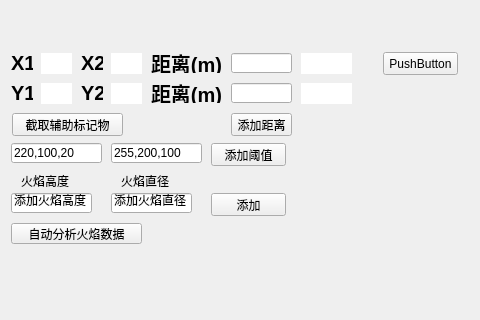
yurunyang1998/FIreAnalysis, file mainUI.ui: the form before one commit; both pictures show x 0 to 480 and y 564 to 884 of the 1106 by 884 pixel window.
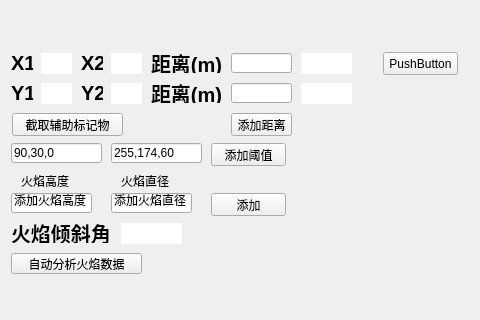
The form after the commit. Custom widgets are drawn as their Qt base class.

```diff
--- a/mainUI.ui
+++ b/mainUI.ui
@@ -345,7 +345,7 @@
         </rect>
        </property>
        <property name="text">
-        <string>220,100,20</string>
+        <string>90,30,0</string>
        </property>
       </widget>
       <widget class="QLineEdit" name="lineEdit_4">
@@ -358,7 +358,7 @@
         </rect>
        </property>
        <property name="text">
-        <string>255,200,100</string>
+        <string>255,174,60</string>
        </property>
       </widget>
       <widget class="QLabel" name="label_14">
@@ -430,7 +430,7 @@
        <property name="geometry">
         <rect>
          <x>0</x>
-         <y>180</y>
+         <y>210</y>
          <width>131</width>
          <height>21</height>
         </rect>
@@ -465,6 +465,45 @@
         <string>火焰直径</string>
        </property>
       </widget>
+      <widget class="QLabel" name="label_18">
+       <property name="geometry">
+        <rect>
+         <x>0</x>
+         <y>180</y>
+         <width>111</width>
+         <height>20</height>
+        </rect>
+       </property>
+       <property name="font">
+        <font>
+         <pointsize>15</pointsize>
+         <weight>75</weight>
+         <bold>true</bold>
+        </font>
+       </property>
+       <property name="styleSheet">
+        <string notr="true">color:rgb(0, 0, 0)</string>
+       </property>
+       <property name="text">
+        <string>火焰倾斜角</string>
+       </property>
+      </widget>
+      <widget class="QLabel" name="label_19">
+       <property name="geometry">
+        <rect>
+         <x>110</x>
+         <y>180</y>
+         <width>61</width>
+         <height>21</height>
+        </rect>
+       </property>
+       <property name="styleSheet">
+        <string notr="true">background:rgb(255, 255, 255)</string>
+       </property>
+       <property name="text">
+        <string/>
+       </property>
+      </widget>
      </widget>
     </item>
     <item row="1" column="1">
```
